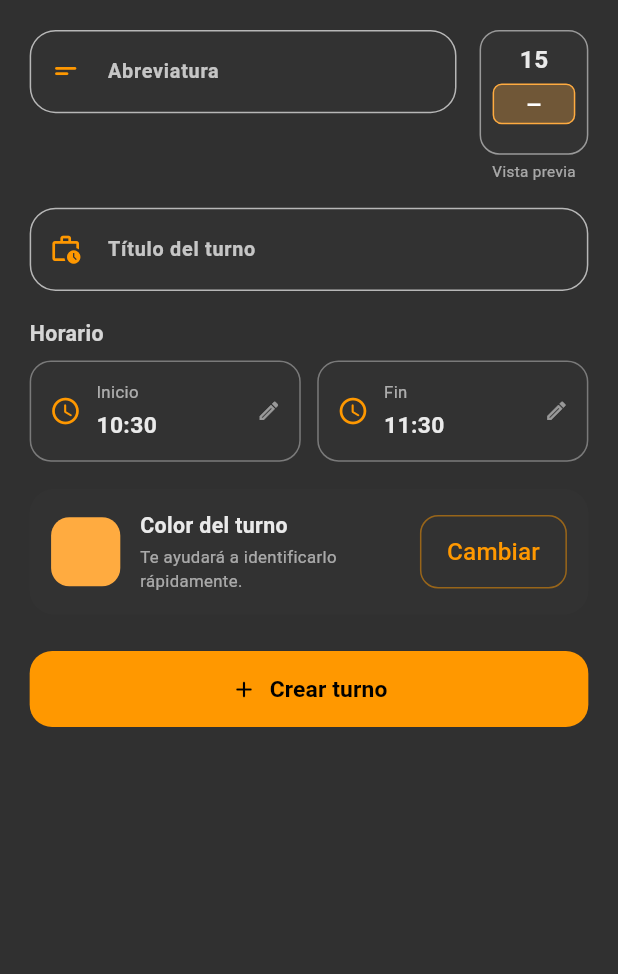
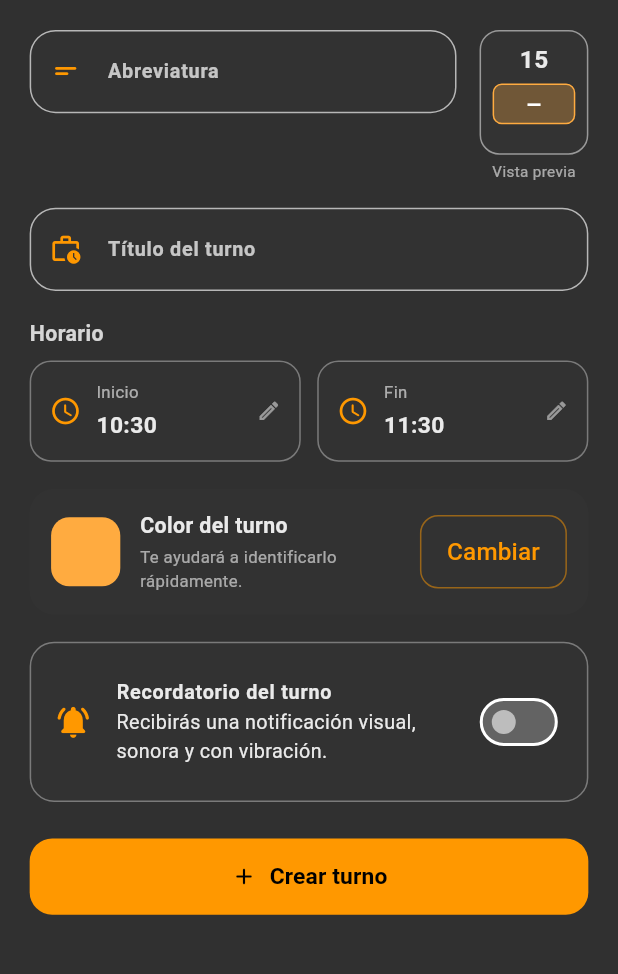
Before and after one commit to sandamil/Calendario, a Flutter app: the TurnoFormView screen opened directly, on a phone screen of 412 x 824 dp, the part 245-1219 px from its top. Run offline on Flutter 3.47's test engine with Material 3 defaults, Android fonts, the phone set to English and light mode, and no system bars; our stand-ins replace cross_file, file_picker, firebase_core, firebase_messaging, flutter_local_notifications, flutter_riverpod and 19 more; missing offline and left inert: clipboard, flex_color_picker, flutter_file_dialog, image_fade, tutorial_coach_mark; accounts and stored records are empty; project files that could hold a hidden picture were left out.

Commit message:
Add optional visual and sound shift reminders to create and edit form

```diff
--- a/lib/app/modules/crearTurno/views/turno_form_view.dart
+++ b/lib/app/modules/crearTurno/views/turno_form_view.dart
@@ -31,6 +31,8 @@ class _TurnoFormViewState extends ConsumerState<TurnoFormView> {
   late String _fin;
   late Color _color;
 
+  bool _recordatorioActivado = false;
+  int _minutosAntes = 0;
   bool _guardando = false;
 
   bool get _esEdicion => widget.turno != null;
@@ -49,6 +51,8 @@ class _TurnoFormViewState extends ConsumerState<TurnoFormView> {
 
     _color =
         turno?.color != null ? HexColor(turno!.color!) : Colors.orangeAccent;
+    _recordatorioActivado = turno?.reminderEnabled ?? false;
+    _minutosAntes = turno?.reminderMinutesBefore ?? 0;
   }
 
   @override
@@ -195,6 +199,8 @@ class _TurnoFormViewState extends ConsumerState<TurnoFormView> {
         startHour: _inicio,
         endHour: _fin,
         color: _color.toARGB32().toRadixString(16),
+        reminderEnabled: _recordatorioActivado,
+        reminderMinutesBefore: _minutosAntes,
       );
 
       if (_esEdicion) {
@@ -230,7 +236,9 @@ class _TurnoFormViewState extends ConsumerState<TurnoFormView> {
                   item.description == turno.description &&
                   item.startHour == turno.startHour &&
                   item.endHour == turno.endHour &&
-                  item.color == turno.color,
+                  item.color == turno.color &&
+                  item.reminderEnabled == turno.reminderEnabled &&
+                  item.reminderMinutesBefore == turno.reminderMinutesBefore,
             );
 
       if (!guardadoConfirmado) {
@@ -301,10 +309,12 @@ class _TurnoFormViewState extends ConsumerState<TurnoFormView> {
                   width: double.infinity,
                   padding: EdgeInsets.all(14.w),
                   decoration: BoxDecoration(
-                    color: theme.colorScheme.surfaceContainerHighest.withValues(alpha: .38),
+                    color: theme.colorScheme.surfaceContainerHighest
+                        .withValues(alpha: .38),
                     borderRadius: BorderRadius.circular(20.r),
                     border: Border.all(
-                      color: theme.colorScheme.outlineVariant.withValues(alpha: .35),
+                      color: theme.colorScheme.outlineVariant
+                          .withValues(alpha: .35),
                     ),
                   ),
                   child: Row(
@@ -330,7 +340,9 @@ class _TurnoFormViewState extends ConsumerState<TurnoFormView> {
                           crossAxisAlignment: CrossAxisAlignment.start,
                           children: [
                             Text(
-                              _esEdicion ? 'Personaliza tu turno' : 'Crea tu turno',
+                              _esEdicion
+                                  ? 'Personaliza tu turno'
+                                  : 'Crea tu turno',
                               style: TextStyle(
                                 fontSize: 18.sp,
                                 fontWeight: FontWeight.w800,
@@ -404,9 +416,7 @@ class _TurnoFormViewState extends ConsumerState<TurnoFormView> {
                                   ),
                                 ),
                                 child: Text(
-                                  _abreviaturaController.text
-                                          .trim()
-                                          .isEmpty
+                                  _abreviaturaController.text.trim().isEmpty
                                       ? '—'
                                       : _abreviaturaController.text
                                           .toUpperCase(),
@@ -505,7 +515,10 @@ class _TurnoFormViewState extends ConsumerState<TurnoFormView> {
                             SizedBox(height: 3.h),
                             Text(
                               'Te ayudará a identificarlo rápidamente.',
-                              style: TextStyle(fontSize: 11.sp, color: mutedColor),
+                              style: TextStyle(
+                                fontSize: 11.sp,
+                                color: mutedColor,
+                              ),
                             ),
                           ],
                         ),
@@ -526,6 +539,8 @@ class _TurnoFormViewState extends ConsumerState<TurnoFormView> {
                     ],
                   ),
                 ),
+                SizedBox(height: 18.h),
+                _buildNotificationCard(theme, textColor, mutedColor),
                 SizedBox(height: 24.h),
                 SizedBox(
                   width: double.infinity,
@@ -558,6 +573,82 @@ class _TurnoFormViewState extends ConsumerState<TurnoFormView> {
             ),
           ),
         ),
+      ),
+    );
+  }
+
+  Widget _buildNotificationCard(
+    ThemeData theme,
+    Color textColor,
+    Color mutedColor,
+  ) {
+    const opciones = <int, String>{
+      0: 'Al comenzar el turno',
+      5: '5 minutos antes',
+      15: '15 minutos antes',
+      30: '30 minutos antes',
+      60: '1 hora antes',
+    };
+
+    return Container(
+      width: double.infinity,
+      padding: EdgeInsets.all(14.w),
+      decoration: BoxDecoration(
+        color: theme.colorScheme.surfaceContainerHighest.withValues(alpha: .45),
+        borderRadius: BorderRadius.circular(16.r),
+        border: Border.all(
+          color: theme.colorScheme.outlineVariant.withValues(alpha: .35),
+        ),
+      ),
+      child: Column(
+        crossAxisAlignment: CrossAxisAlignment.start,
+        children: [
+          SwitchListTile.adaptive(
+            contentPadding: EdgeInsets.zero,
+            title: const Text('Recordatorio del turno'),
+            subtitle: const Text(
+              'Recibirás una notificación visual, sonora y con vibración.',
+            ),
+            secondary: Icon(
+              Icons.notifications_active_rounded,
+              color: PRIMARY_COLOR,
+              size: 25.sp,
+            ),
+            value: _recordatorioActivado,
+            onChanged: (value) {
+              setState(() {
+                _recordatorioActivado = value;
+              });
+            },
+          ),
+          if (_recordatorioActivado) ...[
+            SizedBox(height: 6.h),
+            DropdownButtonFormField<int>(
+              key: ValueKey(_minutosAntes),
+              initialValue: opciones.containsKey(_minutosAntes)
+                  ? _minutosAntes
+                  : 0,
+              decoration: const InputDecoration(
+                labelText: 'Cuándo avisar',
+                border: OutlineInputBorder(),
+              ),
+              items: opciones.entries
+                  .map(
+                    (entry) => DropdownMenuItem<int>(
+                      value: entry.key,
+                      child: Text(entry.value),
+                    ),
+                  )
+                  .toList(),
+              onChanged: (value) {
+                if (value == null) return;
+                setState(() {
+                  _minutosAntes = value;
+                });
+              },
+            ),
+          ],
+        ],
       ),
     );
   }
@@ -649,11 +740,13 @@ class _TurnoFormViewState extends ConsumerState<TurnoFormView> {
                 child: Column(
                   crossAxisAlignment: CrossAxisAlignment.start,
                   children: [
-                    Text(label,
-                        style: TextStyle(
-                          fontSize: 11.sp,
-                          color: textColor.withValues(alpha: .6),
-                        )),
+                    Text(
+                      label,
+                      style: TextStyle(
+                        fontSize: 11.sp,
+                        color: textColor.withValues(alpha: .6),
+                      ),
+                    ),
                     SizedBox(height: 3.h),
                     Text(
                       value,
@@ -666,8 +759,11 @@ class _TurnoFormViewState extends ConsumerState<TurnoFormView> {
                   ],
                 ),
               ),
-              Icon(Icons.edit_outlined,
-                  size: 16.sp, color: textColor.withValues(alpha: .5)),
+              Icon(
+                Icons.edit_outlined,
+                size: 16.sp,
+                color: textColor.withValues(alpha: .5),
+              ),
             ],
           ),
         ),
```
